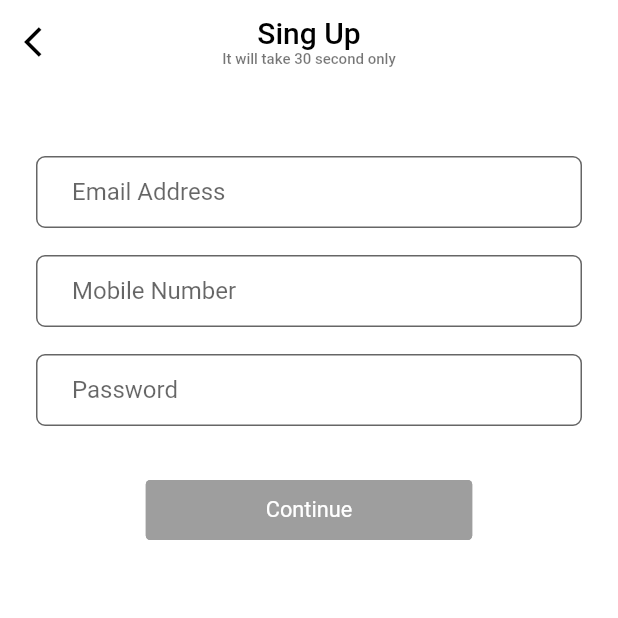
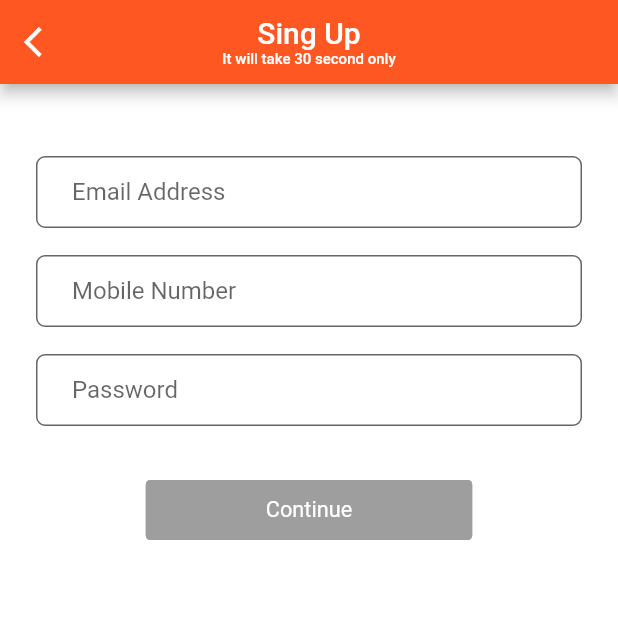
Before and after one commit to JitendraKumar7/afrodate, a Flutter app: the RegisterScreen screen opened directly, on a phone screen of 412 x 824 dp, the top half of it. Run offline on Flutter 3.47's test engine with Material 2 defaults, Android fonts, the phone set to English and light mode, and no system bars; drawn by our look-alikes of getwidget; our stand-ins replace awesome_dialog, dio, firebase_auth, firebase_core, firebase_messaging, flutter_local_notifications and 3 more; missing offline and left inert: flutter_boom_menu, load; accounts and stored records are empty.

Commit message:
Initial commit

```diff
--- a/lib/main.dart
+++ b/lib/main.dart
@@ -495,12 +495,10 @@ class RegisterScreenState extends State<RegisterScreen> {
     return Scaffold(
       backgroundColor: Colors.white,
       appBar: AppBar(
-        elevation: 0,
-        backgroundColor: Colors.white,
         leading: IconButton(
           icon: Icon(
             Icons.arrow_back_ios,
-            color: Colors.black,
+            color: Colors.white,
           ),
           onPressed: () {
             Navigator.of(context).pop();
@@ -510,13 +508,11 @@ class RegisterScreenState extends State<RegisterScreen> {
           children: [
             Text(
               'Sing Up',
-              style: TextStyle(color: Colors.black),
             ),
             Text(
               'It will take 30 second only',
               style: TextStyle(
                 fontSize: 10,
-                color: Colors.black54,
               ),
             )
           ],
@@ -597,7 +593,7 @@ class LoginScreenState extends State<LoginScreen> {
         leading: IconButton(
           icon: Icon(
             Icons.arrow_back_ios,
-            color: Colors.black,
+            color: Colors.white,
           ),
           onPressed: () {
             Navigator.of(context).pop();
@@ -687,7 +683,7 @@ class _RegistrationState extends State<Registration> {
         leading: IconButton(
           icon: Icon(
             Icons.arrow_back_ios,
-            color: Colors.black,
+            color: Colors.white,
           ),
           onPressed: () {
             Navigator.of(context).pop();
@@ -700,7 +696,9 @@ class _RegistrationState extends State<Registration> {
             ),
             Text(
               'Please provide following information about you',
-              style: TextStyle(color: Colors.white, fontSize: 10),
+              style: TextStyle(
+                fontSize: 10,
+              ),
             )
           ],
         ),
@@ -867,7 +865,6 @@ class _RegistrationState extends State<Registration> {
     );
   }
 }
-
 
 class HeightScreen extends StatefulWidget {
   @override
```
